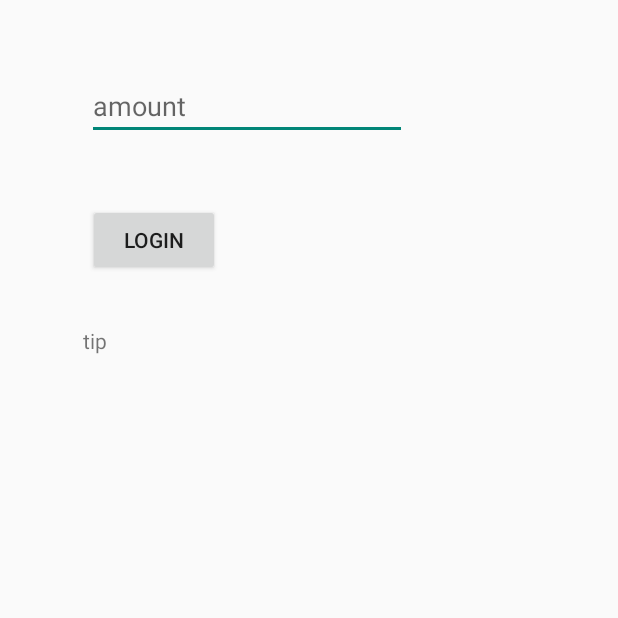
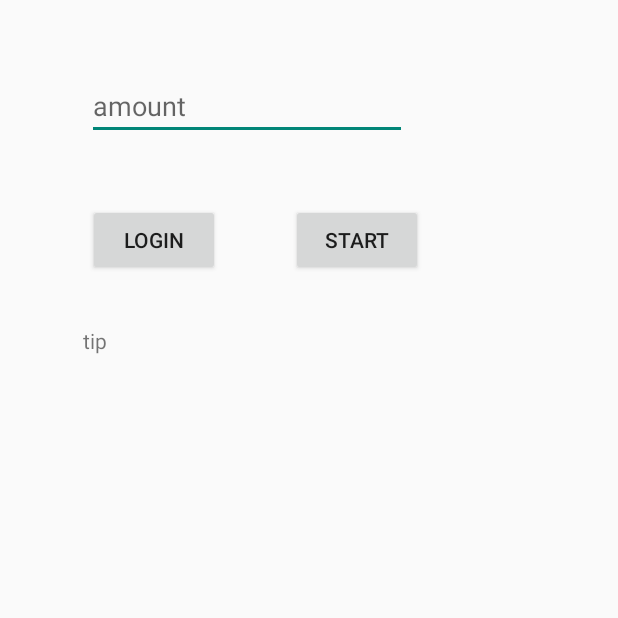
Before and after one commit to abdultanveer/harman, an Android app built with Jetpack Compose: the screen it shows after launch (HomeActivity), on a phone screen of 412 x 824 dp, the top half of it. Run offline under Robolectric (Android 15) with nearby library versions, the phone set to English and light mode, and no system bars.

Commit message:
startactivity-intent

```diff
--- a/app/src/main/java/com/example/harman/HomeActivity.kt
+++ b/app/src/main/java/com/example/harman/HomeActivity.kt
@@ -1,5 +1,6 @@
 package com.example.harman
 
+import android.content.Intent
 import android.os.Bundle
 import android.view.View
 import android.widget.EditText
@@ -30,4 +31,9 @@ class HomeActivity : AppCompatActivity() {
         var amount = amountet.text.toString()
         tipTv.text = amount
     }
+
+    fun handleStart(view: View) {
+        var sIntent:Intent = Intent(this,MainActivity::class.java)
+        startActivity(sIntent)
+    }
 }
--- a/app/src/main/res/layout/activity_home.xml
+++ b/app/src/main/res/layout/activity_home.xml
@@ -21,11 +21,11 @@
 
     <Button
         android:id="@+id/btnLogin"
-        android:onClick="clickHandler"
         android:layout_width="wrap_content"
         android:layout_height="wrap_content"
         android:layout_marginStart="3dp"
         android:layout_marginBottom="33dp"
+        android:onClick="clickHandler"
         android:text="login"
         app:layout_constraintBottom_toTopOf="@+id/tvTip"
         app:layout_constraintStart_toStartOf="@+id/tvTip" />
@@ -39,4 +39,14 @@
         android:text="tip"
         app:layout_constraintStart_toStartOf="parent"
         app:layout_constraintTop_toTopOf="parent" />
+
+    <Button
+        android:id="@+id/btnStart"
+        android:layout_width="wrap_content"
+        android:layout_height="wrap_content"
+        android:layout_marginStart="47dp"
+        android:onClick="handleStart"
+        android:text="start"
+        app:layout_constraintBaseline_toBaselineOf="@+id/btnLogin"
+        app:layout_constraintStart_toEndOf="@+id/btnLogin" />
 </androidx.constraintlayout.widget.ConstraintLayout>
```
